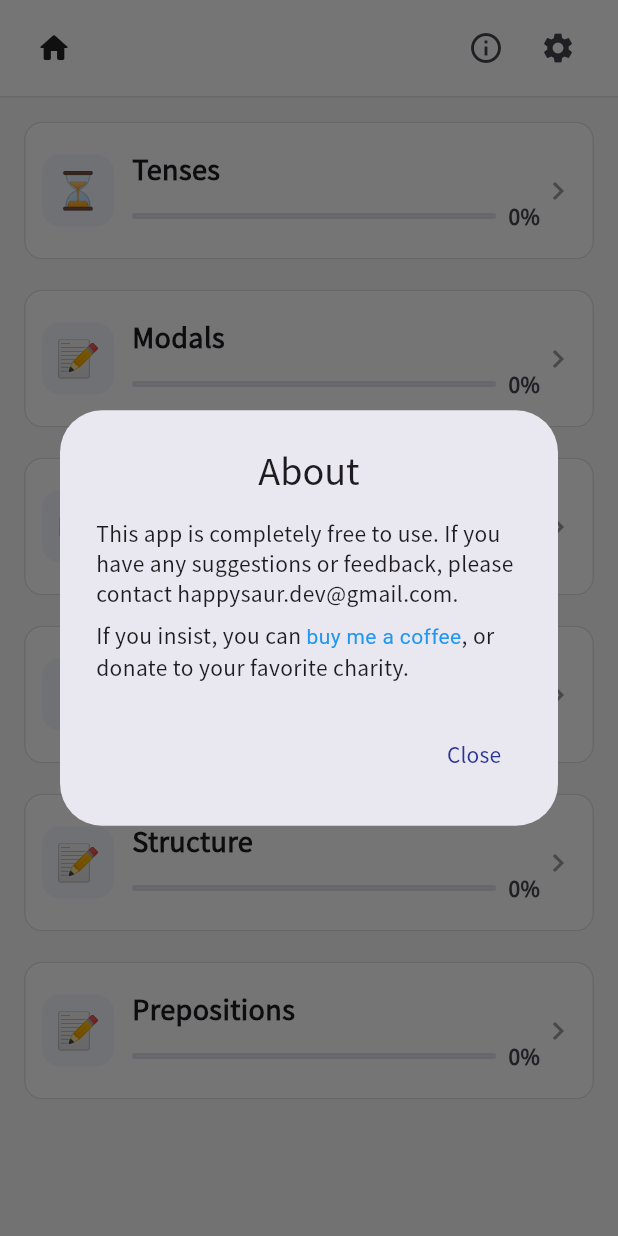
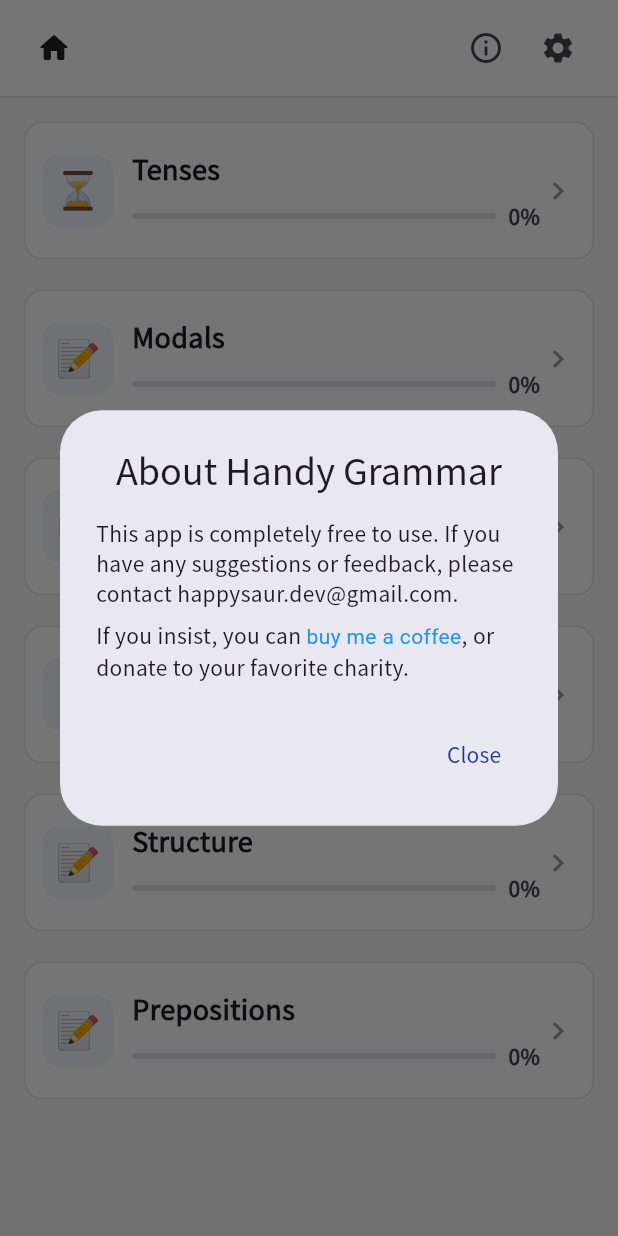
Before and after one commit to perng/grammar_tutor, a Flutter app: the screen it shows after launch, after a tap on the "info outline" icon, on a phone screen of 412 x 824 dp. Run offline on Flutter 3.47's test engine with Material 3 defaults, Android fonts, the phone set to English and light mode, and no system bars; drawn by our look-alikes of flutter_markdown; our stand-ins replace confetti, go_router, google_fonts, shared_preferences.

```diff
--- a/lib/l10n/app_localizations.dart
+++ b/lib/l10n/app_localizations.dart
@@ -15,7 +15,7 @@ class AppLocalizations {
 
   static const Map<String, Map<String, String>> _localizedValues = {
     'en': {
-      'app_title': 'Grammar Tutor',
+      'app_title': 'Handy Grammar',
       'settings': 'Settings',
       'select_language': 'Select Language',
       'category_articles': 'Articles',
@@ -67,13 +67,13 @@ class AppLocalizations {
       'close': 'Close',
 
       'score': 'Score',
-      'about': 'About',
-      'about_title': 'About',
+      'about': 'About Handy Grammar',
+      'about_title': 'About Handy Grammar',
       'about_content_markdown':
           'This app is completely free to use. If you have any suggestions or feedback, please contact happysaur.dev@gmail.com.\n\nIf you insist, you can [buy me a coffee](https://buymeacoffee.com/happysaur), or donate to your favorite charity.',
     },
     'zh_CN': {
-      'app_title': '语法辅导',
+      'app_title': 'Handy Grammar',
       'settings': '设置',
       'select_language': '选择语言',
       'category_articles': '冠词',
@@ -125,13 +125,13 @@ class AppLocalizations {
       'close': '关闭',
 
       'score': '分数',
-      'about': '关于',
-      'about_title': '关于',
+      'about': '关于 Handy Grammar',
+      'about_title': '关于 Handy Grammar',
       'about_content_markdown':
           '本应用完全免费。如果您有任何建议或反馈，请联系 happysaur.dev@gmail.com。\n\n如果您坚持，您可以[请我喝杯咖啡](https://buymeacoffee.com/happysaur)，或捐款给您喜欢的慈善机构。',
     },
     'zh_TW': {
-      'app_title': '英文文法教練',
+      'app_title': 'Handy Grammar',
       'settings': '設定',
       'select_language': '選擇語言',
       'category_articles': '冠詞',
@@ -183,8 +183,8 @@ class AppLocalizations {
       'close': '關閉',
 
       'score': '分數',
-      'about': '關於',
-      'about_title': '關於',
+      'about': '關於 Handy Grammar',
+      'about_title': '關於 Handy Grammar',
       'about_content_markdown':
           '本應用程式完全免費。如果您有任何建議或反饋，請聯繫 happysaur.dev@gmail.com。\n\n如果您堅持，您可以[請我喝杯咖啡](https://buymeacoffee.com/happysaur)，或捐款給您喜歡的慈善機構。',
     },
--- a/lib/main.dart
+++ b/lib/main.dart
@@ -9,7 +9,14 @@ import 'providers/progress_provider.dart';
 import 'l10n/app_localizations.dart';
 import 'providers/theme_provider.dart';
 
-void main() {
+import 'package:go_router/go_router.dart';
+import 'package:shared_preferences/shared_preferences.dart';
+
+void main() async {
+  WidgetsFlutterBinding.ensureInitialized();
+  final prefs = await SharedPreferences.getInstance();
+  final initialLocation = prefs.getString('last_route') ?? '/';
+
   runApp(
     MultiProvider(
       providers: [
@@ -17,13 +24,14 @@ void main() {
         ChangeNotifierProvider(create: (_) => ProgressProvider()),
         ChangeNotifierProvider(create: (_) => ThemeProvider()),
       ],
-      child: const MyApp(),
+      child: MyApp(routerConfig: createRouter(initialLocation, prefs)),
     ),
   );
 }
 
 class MyApp extends StatelessWidget {
-  const MyApp({super.key});
+  final RouterConfig<Object> routerConfig;
+  const MyApp({super.key, required this.routerConfig});
 
   @override
   Widget build(BuildContext context) {
@@ -121,7 +129,7 @@ class MyApp extends StatelessWidget {
       theme: lightTheme,
       darkTheme: darkTheme,
       themeMode: themeProvider.themeMode,
-      routerConfig: router,
+      routerConfig: routerConfig,
     );
   }
 }
--- a/lib/router.dart
+++ b/lib/router.dart
@@ -1,4 +1,5 @@
 import 'package:go_router/go_router.dart';
+import 'package:shared_preferences/shared_preferences.dart';
 import 'screens/home/home_screen.dart';
 import 'screens/category_list_screen.dart';
 import 'screens/game_list_screen.dart';
@@ -14,8 +15,9 @@ import 'screens/games/preposition_game/game_screen.dart';
 import 'screens/games/pronoun_game/game_screen.dart';
 import 'screens/games/shared/generic_game_screen.dart';
 
+GoRouter createRouter(String initialLocation, SharedPreferences prefs) {
   final router = GoRouter(
-  initialLocation: '/',
+    initialLocation: initialLocation,
     routes: [
       ShellRoute(
         builder: (context, state, child) {
@@ -771,3 +773,11 @@ final router = GoRouter(
       ),
     ],
   );
+
+  router.routerDelegate.addListener(() {
+    final location = router.routerDelegate.currentConfiguration.uri.toString();
+    prefs.setString('last_route', location);
+  });
+
+  return router;
+}
```
Also changed, not shown: pubspec.yaml (+2 -7 lines), 11 other files. Lines whose indentation alone changed are shown as unchanged.
